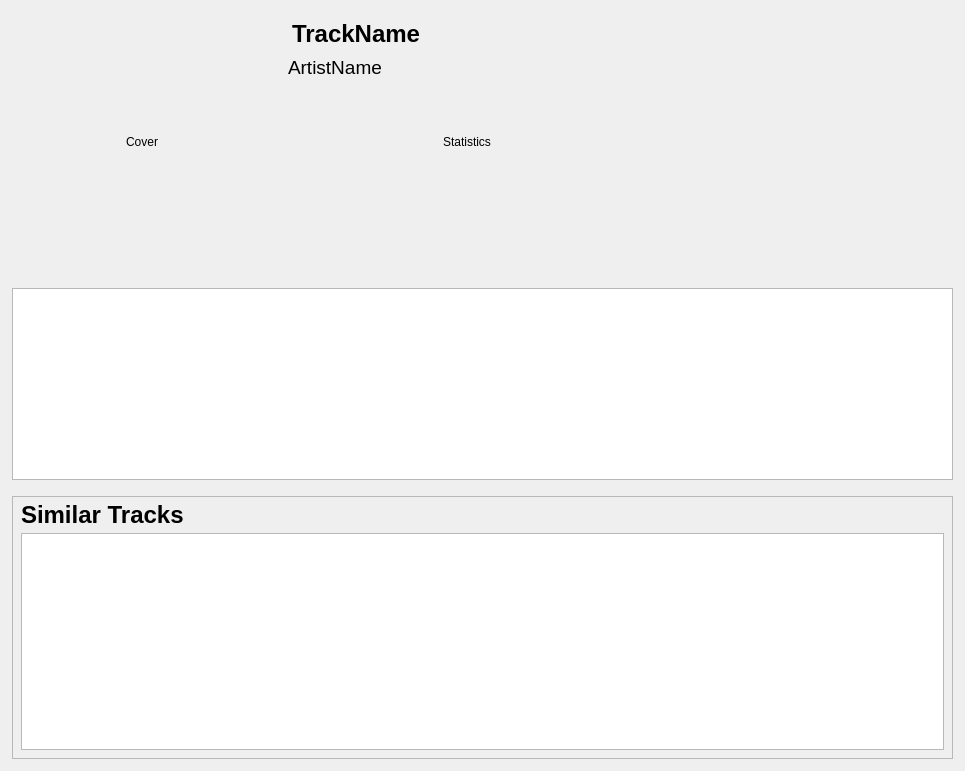
The window that src/libtomahawk/widgets/infowidgets/TrackInfoWidget.ui (tomahawk-player/tomahawk) describes before a commit, drawn with Qt 5.
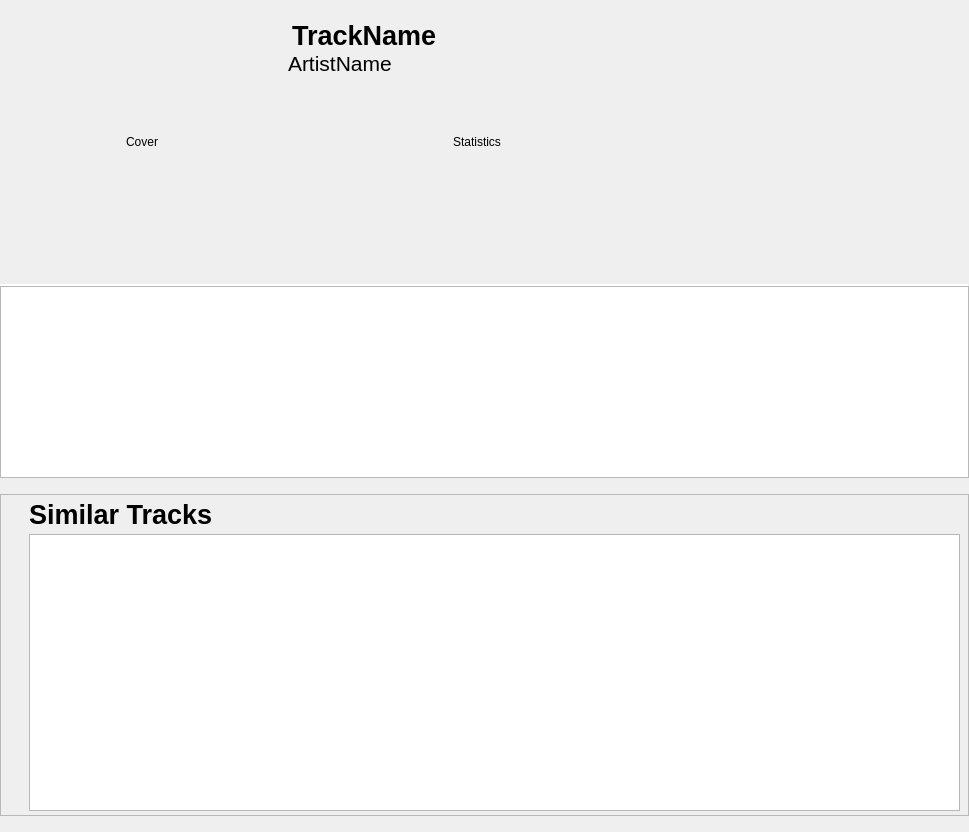
The same window after the commit. Custom widgets are drawn as their Qt base class.

Commit message: * Fixed Track page.

Diff of the .ui file:
```diff
--- a/src/libtomahawk/widgets/infowidgets/TrackInfoWidget.ui
+++ b/src/libtomahawk/widgets/infowidgets/TrackInfoWidget.ui
@@ -7,18 +7,18 @@
     <x>0</x>
     <y>0</y>
     <width>965</width>
-    <height>771</height>
+    <height>832</height>
    </rect>
   </property>
   <property name="windowTitle">
    <string notr="true" extracomment="not translatable because not shown to the user">Form</string>
   </property>
-  <layout class="QVBoxLayout" name="verticalLayout" stretch="0,0,1">
+  <layout class="QVBoxLayout" name="verticalLayout_2" stretch="0,0,0,0,1">
    <property name="spacing">
-    <number>16</number>
+    <number>0</number>
    </property>
    <property name="margin">
-    <number>12</number>
+    <number>0</number>
    </property>
    <item>
     <layout class="QHBoxLayout" name="horizontalLayout" stretch="0,0,0,0">
@@ -26,7 +26,7 @@
       <number>16</number>
      </property>
      <property name="margin">
-      <number>0</number>
+      <number>12</number>
      </property>
      <item>
       <widget class="PlayableCover" name="cover">
@@ -53,7 +53,7 @@
      <item>
       <layout class="QVBoxLayout" name="verticalLayout_3">
        <property name="spacing">
-        <number>8</number>
+        <number>0</number>
        </property>
        <property name="leftMargin">
         <number>0</number>
@@ -77,7 +77,7 @@
          </property>
          <property name="font">
           <font>
-           <pointsize>18</pointsize>
+           <pointsize>20</pointsize>
            <weight>75</weight>
            <bold>true</bold>
           </font>
@@ -100,7 +100,7 @@
          </property>
          <property name="font">
           <font>
-           <pointsize>14</pointsize>
+           <pointsize>16</pointsize>
           </font>
          </property>
          <property name="text">
@@ -163,6 +163,32 @@
      </item>
     </layout>
    </item>
+   <item>
+    <widget class="Line" name="lineAbove">
+     <property name="maximumSize">
+      <size>
+       <width>16777215</width>
+       <height>1</height>
+      </size>
+     </property>
+     <property name="orientation">
+      <enum>Qt::Horizontal</enum>
+     </property>
+    </widget>
+   </item>
+   <item>
+    <widget class="Line" name="lineBelow">
+     <property name="maximumSize">
+      <size>
+       <width>16777215</width>
+       <height>1</height>
+      </size>
+     </property>
+     <property name="orientation">
+      <enum>Qt::Horizontal</enum>
+     </property>
+    </widget>
+   </item>
    <item>
     <widget class="QTextBrowser" name="lyricsView">
      <property name="sizePolicy">
@@ -183,6 +209,24 @@
     </widget>
    </item>
    <item>
+    <widget class="QWidget" name="widget" native="true">
+     <layout class="QVBoxLayout" name="verticalLayout">
+      <property name="spacing">
+       <number>0</number>
+      </property>
+      <property name="leftMargin">
+       <number>0</number>
+      </property>
+      <property name="topMargin">
+       <number>16</number>
+      </property>
+      <property name="rightMargin">
+       <number>0</number>
+      </property>
+      <property name="bottomMargin">
+       <number>16</number>
+      </property>
+      <item>
     <widget class="QFrame" name="frame">
      <property name="minimumSize">
       <size>
@@ -201,7 +245,7 @@
        <number>4</number>
       </property>
       <property name="leftMargin">
-       <number>8</number>
+          <number>28</number>
       </property>
       <property name="topMargin">
        <number>4</number>
@@ -210,14 +254,13 @@
        <number>8</number>
       </property>
       <property name="bottomMargin">
-       <number>8</number>
+          <number>4</number>
       </property>
       <item>
        <widget class="QLabel" name="label">
         <property name="font">
          <font>
-          <family>Arial</family>
-          <pointsize>18</pointsize>
+             <pointsize>20</pointsize>
           <weight>75</weight>
           <bold>true</bold>
          </font>
@@ -238,6 +281,9 @@
           <verstretch>0</verstretch>
          </sizepolicy>
         </property>
+          </widget>
+         </item>
+        </layout>
        </widget>
       </item>
      </layout>
```
Lines whose indentation alone changed are shown as unchanged. The commit also changes 1 other file.
